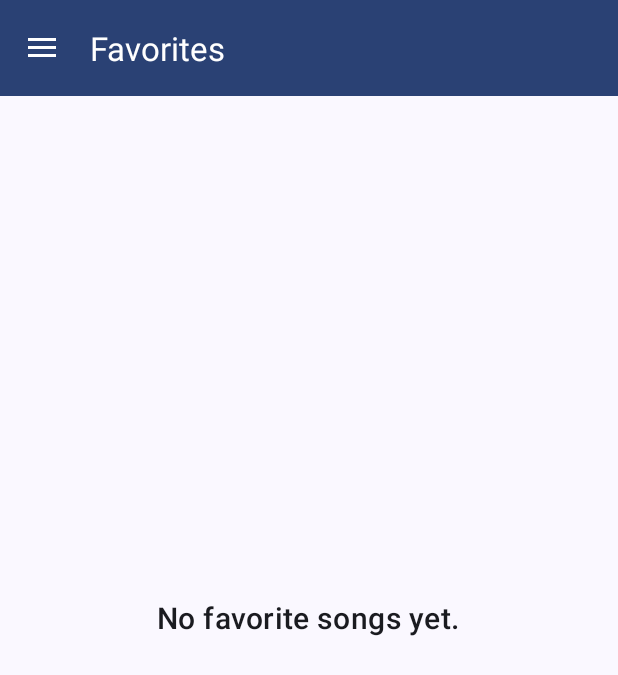
After one commit to RustyAlgorithm44/LyricsApp, an Android app: the FavoritesActivity screen opened directly, with no data from a screen before it, on a phone screen of 412 x 824 dp. The commit adds this screen. Shown: the top 675 px of the screen. Run offline under Robolectric (Android 15) with nearby library versions, the phone set to English and light mode, and no system bars; our stand-ins replace Room's generated code.

Commit message:
Added Favourites page

```diff
--- a/app/build.gradle.kts
+++ b/app/build.gradle.kts
@@ -14,8 +14,8 @@ android {
         applicationId = "com.guruguhan.lyricsapp"
         minSdk = 24
         targetSdk = 36
-        versionCode = 3
-        versionName = "1.1.0"
+        versionCode = 4
+        versionName = "1.2.0"
 
         testInstrumentationRunner = "androidx.test.runner.AndroidJUnitRunner"
     }
--- a/app/src/main/AndroidManifest.xml
+++ b/app/src/main/AndroidManifest.xml
@@ -16,6 +16,9 @@
             android:name=".SettingsActivity"
             android:exported="false" />
         <activity
+            android:name=".FavoritesActivity"
+            android:exported="false" />
+        <activity
             android:name=".SongDetailActivity"
             android:exported="false" />
         <activity
--- /dev/null
+++ b/app/src/main/java/com/guruguhan/lyricsapp/FavoritesActivity.kt
@@ -0,0 +1,136 @@
+package com.guruguhan.lyricsapp
+
+import android.content.Intent
+import android.os.Bundle
+import android.view.MenuItem
+import android.view.View
+import android.widget.TextView
+import android.widget.Toast
+import androidx.activity.viewModels
+import androidx.appcompat.app.ActionBarDrawerToggle
+import androidx.appcompat.app.AppCompatActivity
+import androidx.core.view.GravityCompat
+import androidx.drawerlayout.widget.DrawerLayout
+import androidx.lifecycle.lifecycleScope
+import androidx.recyclerview.widget.LinearLayoutManager
+import androidx.recyclerview.widget.RecyclerView
+import com.google.android.material.navigation.NavigationView
+import com.guruguhan.lyricsapp.ui.SongAdapter
+import com.guruguhan.lyricsapp.viewmodel.SongViewModel
+import kotlinx.coroutines.flow.collectLatest
+import kotlinx.coroutines.launch
+import android.util.TypedValue
+
+
+class FavoritesActivity : AppCompatActivity(), NavigationView.OnNavigationItemSelectedListener {
+
+    private val viewModel: SongViewModel by viewModels()
+    private lateinit var songAdapter: SongAdapter
+    private lateinit var drawerLayout: DrawerLayout
+    private lateinit var toggle: ActionBarDrawerToggle
+
+    override fun onCreate(savedInstanceState: Bundle?) {
+        super.onCreate(savedInstanceState)
+        setContentView(R.layout.activity_favorites)
+
+        val toolbar = findViewById<androidx.appcompat.widget.Toolbar>(R.id.toolbar)
+        setSupportActionBar(toolbar)
+        supportActionBar?.setDisplayHomeAsUpEnabled(true)
+
+        drawerLayout = findViewById(R.id.drawer_layout)
+        val navigationView = findViewById<NavigationView>(R.id.nav_view)
+        navigationView.setNavigationItemSelectedListener(this)
+
+        toggle = ActionBarDrawerToggle(
+            this, drawerLayout, toolbar,
+            R.string.navigation_drawer_open,
+            R.string.navigation_drawer_close
+        )
+        drawerLayout.addDrawerListener(toggle)
+        toggle.syncState()
+
+        val typedValue = TypedValue()
+        theme.resolveAttribute(com.google.android.material.R.attr.colorOnPrimary, typedValue, true)
+        toggle.drawerArrowDrawable.color = typedValue.data
+
+        songAdapter = SongAdapter(
+            onItemClick = { song ->
+                val intent = Intent(this, SongDetailActivity::class.java).apply {
+                    putExtra("SONG_ID", song.id)
+                }
+                startActivity(intent)
+            },
+            onItemLongClick = {
+                // No action mode in favorites for simplicity
+            }
+        )
+
+        val recyclerView = findViewById<RecyclerView>(R.id.favoritesRecyclerView)
+        recyclerView.adapter = songAdapter
+        recyclerView.layoutManager = LinearLayoutManager(this)
+
+        val emptyState = findViewById<TextView>(R.id.emptyStateTextView)
+
+        lifecycleScope.launch {
+            viewModel.favoriteSongs.collectLatest { songs ->
+                songAdapter.submitList(songs)
+                if (songs.isEmpty()) {
+                    emptyState.visibility = View.VISIBLE
+                    recyclerView.visibility = View.GONE
+                } else {
+                    emptyState.visibility = View.GONE
+                    recyclerView.visibility = View.VISIBLE
+                }
+            }
+        }
+    }
+
+    override fun onResume() {
+        super.onResume()
+        val navigationView = findViewById<NavigationView>(R.id.nav_view)
+        navigationView.menu.findItem(R.id.nav_favorites).isChecked = true
+    }
+
+    override fun onSupportNavigateUp(): Boolean {
+        finish()
+        return true
+    }
+
+    override fun onNavigationItemSelected(item: MenuItem): Boolean {
+        when (item.itemId) {
+            R.id.nav_home -> {
+                val intent = Intent(this, MainActivity::class.java)
+                intent.flags = Intent.FLAG_ACTIVITY_CLEAR_TOP
+                startActivity(intent)
+                finish()
+            }
+            R.id.nav_favorites -> {
+                // Already in Favorites
+                drawerLayout.closeDrawer(GravityCompat.START)
+            }
+            R.id.nav_settings -> {
+                val intent = Intent(this, SettingsActivity::class.java)
+                intent.flags = Intent.FLAG_ACTIVITY_CLEAR_TOP
+                startActivity(intent)
+                finish()
+            }
+            R.id.nav_share -> {
+                shareApk()
+            }
+        }
+        drawerLayout.closeDrawer(GravityCompat.START)
+        return true
+    }
+
+    private fun shareApk() {
+        Toast.makeText(this, "Link to download the app will be available soon!", Toast.LENGTH_LONG).show()
+    }
+
+    override fun onBackPressed() {
+        if (drawerLayout.isDrawerOpen(GravityCompat.START)) {
+            drawerLayout.closeDrawer(GravityCompat.START)
+        } else {
+            super.onBackPressed()
+        }
+    }
+}
--- a/app/src/main/java/com/guruguhan/lyricsapp/SettingsActivity.kt
+++ b/app/src/main/java/com/guruguhan/lyricsapp/SettingsActivity.kt
@@ -173,6 +173,12 @@ class SettingsActivity : AppCompatActivity(), NavigationView.OnNavigationItemSel
                 startActivity(intent)
                 finish()
             }
+            R.id.nav_favorites -> {
+                val intent = Intent(this, FavoritesActivity::class.java)
+                intent.flags = Intent.FLAG_ACTIVITY_CLEAR_TOP
+                startActivity(intent)
+                finish()
+            }
             R.id.nav_settings -> {
                 // Already in Settings
                 drawerLayout.closeDrawer(GravityCompat.START)
--- a/app/src/main/java/com/guruguhan/lyricsapp/data/Song.kt
+++ b/app/src/main/java/com/guruguhan/lyricsapp/data/Song.kt
@@ -11,5 +11,6 @@ data class Song(
     val composer: String,
     val deity: String? = null,
     val lyrics: String,
-    val youtubeLink: String? = null
+    val youtubeLink: String? = null,
+    val isFavorite: Boolean = false
 )
--- a/app/src/main/java/com/guruguhan/lyricsapp/data/SongDao.kt
+++ b/app/src/main/java/com/guruguhan/lyricsapp/data/SongDao.kt
@@ -54,6 +54,12 @@ interface SongDao {
     @Query("SELECT * FROM songs WHERE composer = :composer ORDER BY title ASC")
     fun getSongsByComposer(composer: String): Flow<List<Song>>
 
+    @Query("SELECT * FROM songs WHERE isFavorite = 1 ORDER BY title ASC")
+    fun getFavoriteSongs(): Flow<List<Song>>
+
+    @Query("SELECT * FROM songs WHERE id = :id")
+    fun getSongById(id: Int): Flow<Song?>
+
     @Query("DELETE FROM songs")
     suspend fun deleteAll()
 }
--- a/app/src/main/java/com/guruguhan/lyricsapp/data/SongRepository.kt
+++ b/app/src/main/java/com/guruguhan/lyricsapp/data/SongRepository.kt
@@ -5,6 +5,7 @@ import kotlinx.coroutines.flow.Flow
 class SongRepository(private val songDao: SongDao) {
 
     val allSongs: Flow<List<Song>> = songDao.getAllSongs()
+    val favoriteSongs: Flow<List<Song>> = songDao.getFavoriteSongs()
 
     suspend fun insert(song: Song) {
         songDao.insert(song)
@@ -29,4 +30,6 @@ class SongRepository(private val songDao: SongDao) {
 
     fun getSongsByComposer(composer: String) = songDao.getSongsByComposer(composer)
 
+    fun getSongById(id: Int) = songDao.getSongById(id)
+
 }
--- /dev/null
+++ b/app/src/main/res/drawable/ic_favorite.xml
@@ -0,0 +1,10 @@
+<vector xmlns:android="http://schemas.android.com/apk/res/android"
+    android:width="24dp"
+    android:height="24dp"
+    android:viewportWidth="24"
+    android:viewportHeight="24"
+    android:tint="?attr/colorControlNormal">
+    <path
+        android:fillColor="@android:color/white"
+        android:pathData="M12,17.27L18.18,21l-1.64,-7.03L22,9.24l-7.19,-0.61L12,2 9.19,8.63 2,9.24l5.46,4.73L5.82,21z"/>
+</vector>
--- /dev/null
+++ b/app/src/main/res/layout/activity_favorites.xml
@@ -0,0 +1,59 @@
+<?xml version="1.0" encoding="utf-8"?>
+<androidx.drawerlayout.widget.DrawerLayout xmlns:android="http://schemas.android.com/apk/res/android"
+    xmlns:app="http://schemas.android.com/apk/res-auto"
+    xmlns:tools="http://schemas.android.com/tools"
+    android:id="@+id/drawer_layout"
+    android:layout_width="match_parent"
+    android:layout_height="match_parent"
+    android:fitsSystemWindows="true"
+    tools:context=".FavoritesActivity">
+
+    <androidx.coordinatorlayout.widget.CoordinatorLayout
+        android:layout_width="match_parent"
+        android:layout_height="match_parent">
+
+        <com.google.android.material.appbar.AppBarLayout
+            android:layout_width="match_parent"
+            android:layout_height="wrap_content">
+
+            <androidx.appcompat.widget.Toolbar
+                android:id="@+id/toolbar"
+                android:layout_width="match_parent"
+                android:layout_height="?attr/actionBarSize"
+                android:background="?attr/colorPrimary"
+                app:navigationIcon="@drawable/ic_menu"
+                app:title="Favorites"
+                app:titleTextColor="?attr/colorOnPrimary" />
+
+        </com.google.android.material.appbar.AppBarLayout>
+
+        <androidx.recyclerview.widget.RecyclerView
+            android:id="@+id/favoritesRecyclerView"
+            android:layout_width="match_parent"
+            android:layout_height="match_parent"
+            android:paddingTop="8dp"
+            android:paddingBottom="80dp"
+            android:clipToPadding="false"
+            app:layout_behavior="@string/appbar_scrolling_view_behavior"
+            tools:listitem="@layout/item_song" />
+
+        <TextView
+            android:id="@+id/emptyStateTextView"
+            android:layout_width="wrap_content"
+            android:layout_height="wrap_content"
+            android:layout_gravity="center"
+            android:text="No favorite songs yet."
+            android:visibility="gone"
+            style="@style/TextAppearance.MaterialComponents.Headline6" />
+
+    </androidx.coordinatorlayout.widget.CoordinatorLayout>
+
+    <com.google.android.material.navigation.NavigationView
+        android:id="@+id/nav_view"
+        android:layout_width="wrap_content"
+        android:layout_height="match_parent"
+        android:layout_gravity="start"
+        app:headerLayout="@layout/nav_header"
+        app:menu="@menu/drawer_menu" />
+
+</androidx.drawerlayout.widget.DrawerLayout>
--- a/app/src/main/res/menu/drawer_menu.xml
+++ b/app/src/main/res/menu/drawer_menu.xml
@@ -8,6 +8,10 @@
             android:id="@+id/nav_home"
             android:icon="@drawable/ic_home"
             android:title="Home" />
+        <item
+            android:id="@+id/nav_favorites"
+            android:icon="@drawable/ic_favorite"
+            android:title="Favorites" />
         <item
             android:id="@+id/nav_settings"
             android:icon="@drawable/ic_settings"
```
Also changed, not shown: app/src/main/java/com/guruguhan/lyricsapp/MainActivity.kt (+5 -5 lines), app/src/main/java/com/guruguhan/lyricsapp/SongDetailActivity.kt (+67 -25 lines), app/src/main/java/com/guruguhan/lyricsapp/data/AppDatabase.kt (+11 -2 lines), app/src/main/java/com/guruguhan/lyricsapp/viewmodel/SongViewModel.kt (+7 -0 lines), app/src/main/res/drawable/ic_arrow_back.xml (added, +10 -0 lines), app/src/main/res/drawable/ic_star.xml (added, +10 -0 lines), app/src/main/res/drawable/ic_star_border.xml (added, +10 -0 lines), app/src/main/res/layout/activity_song_detail.xml (+49 -10 lines), app/src/main/res/menu/menu_song_detail.xml (added, +9 -0 lines), 1 other file.
